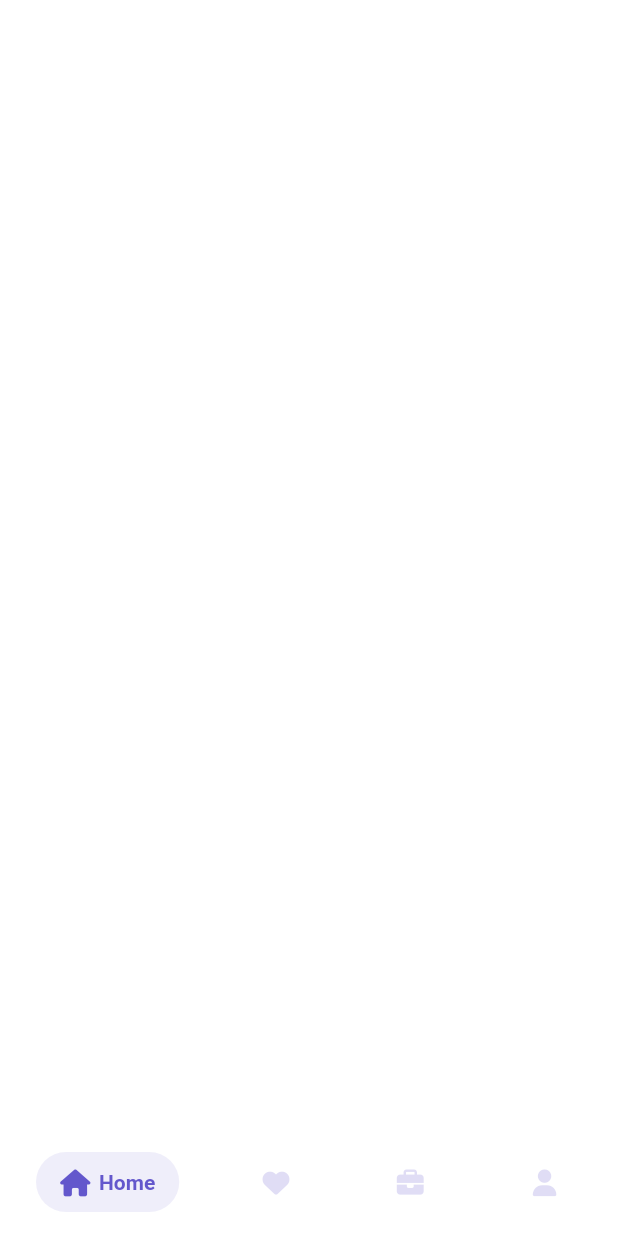
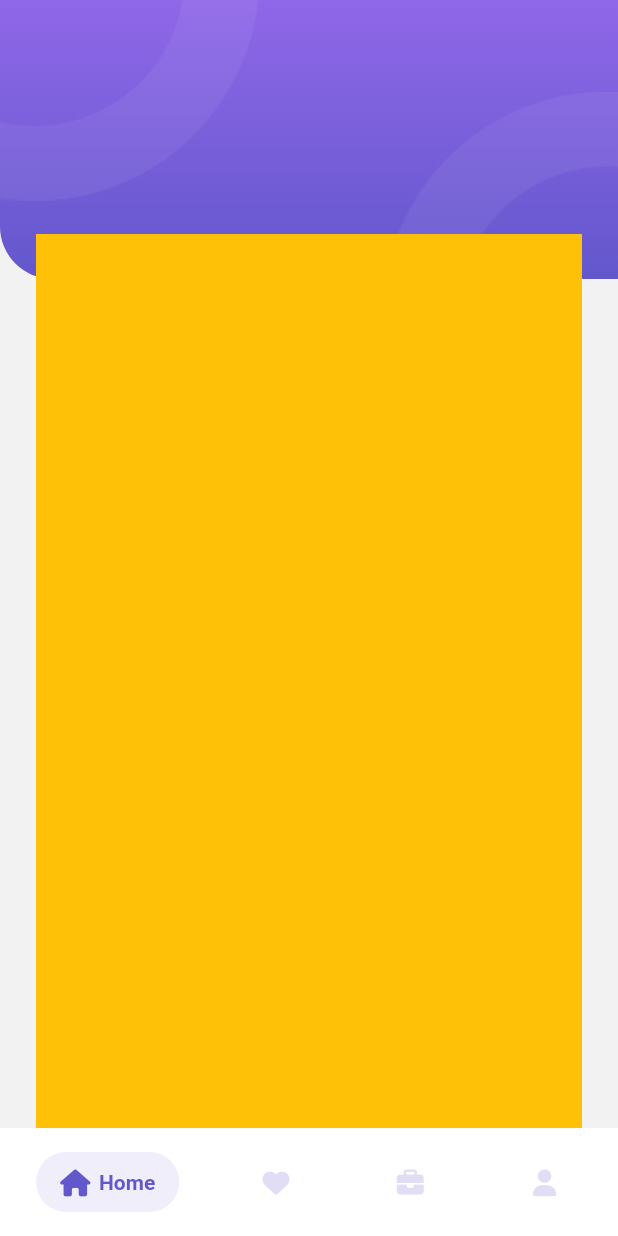
Before and after one commit to ssangnd/flutter_travo_app, a Flutter app: the MainApp screen opened by its route, on a phone screen of 412 x 824 dp. Run offline on Flutter 3.47's test engine with Material 2 defaults, Android fonts, the phone set to English and light mode, and no system bars; drawn by our look-alikes of salomon_bottom_bar; our stand-ins replace flutter_svg, font_awesome_flutter, hive_flutter, smooth_page_indicator; accounts and stored records are empty.

Commit message:
Create Custom AppBar - Part 1

```diff
--- a/lib/representation/screen/home_screen.dart
+++ b/lib/representation/screen/home_screen.dart
@@ -1,4 +1,6 @@
 import 'package:flutter/material.dart';
+
+import '../widgets/app_bar-container.dart';
 
 class HomeScreen extends StatefulWidget {
   const HomeScreen({super.key});
@@ -10,6 +12,11 @@ class HomeScreen extends StatefulWidget {
 class _HomeScreenState extends State<HomeScreen> {
   @override
   Widget build(BuildContext context) {
-    return Container();
+    // return Container();
+    return AppBarContainerWidget(
+      child: Container(
+        color: Colors.amber,
+      ),
+    );
   }
 }
--- /dev/null
+++ b/lib/representation/widgets/app_bar-container.dart
@@ -0,0 +1,63 @@
+import 'package:flutter/material.dart';
+import 'package:travo_app/core/constants/dismension_constants.dart';
+
+import '../../core/constants/color_constants.dart';
+import '../../core/helpers/asset_helper.dart';
+import '../../core/helpers/image_helper.dart';
+
+class AppBarContainerWidget extends StatelessWidget {
+  const AppBarContainerWidget({super.key, required this.child});
+  final Widget child;
+  @override
+  Widget build(BuildContext context) {
+    return Scaffold(
+      body: Stack(
+        children: [
+          SizedBox(
+            height: 186,
+            child: AppBar(
+              centerTitle: true,
+              automaticallyImplyLeading: false,
+              elevation: 0,
+              toolbarHeight: 90,
+              backgroundColor: ColorPalette.backgroundScaffoldColor,
+              flexibleSpace: Stack(
+                children: [
+                  Container(
+                    decoration: const BoxDecoration(
+                      gradient: Gradients.defaultGradientBackground,
+                      borderRadius: BorderRadius.only(
+                        bottomLeft: Radius.circular(
+                          35,
+                        ),
+                      ),
+                    ),
+                  ),
+                  Positioned(
+                    top: 0,
+                    left: 0,
+                    child: ImageHelper.loadFromAsset(
+                      AssetHelper.icoOvalTop,
+                    ),
+                  ),
+                  Positioned(
+                    bottom: 0,
+                    right: 0,
+                    child: ImageHelper.loadFromAsset(
+                      AssetHelper.icoOvalBottom,
+                    ),
+                  ),
+                ],
+              ),
+            ),
+          ),
+          Container(
+            margin: const EdgeInsets.only(top: 156),
+            padding: const EdgeInsets.symmetric(horizontal: kMediumPadding),
+            child: child,
+          )
+        ],
+      ),
+    );
+  }
+}
```
